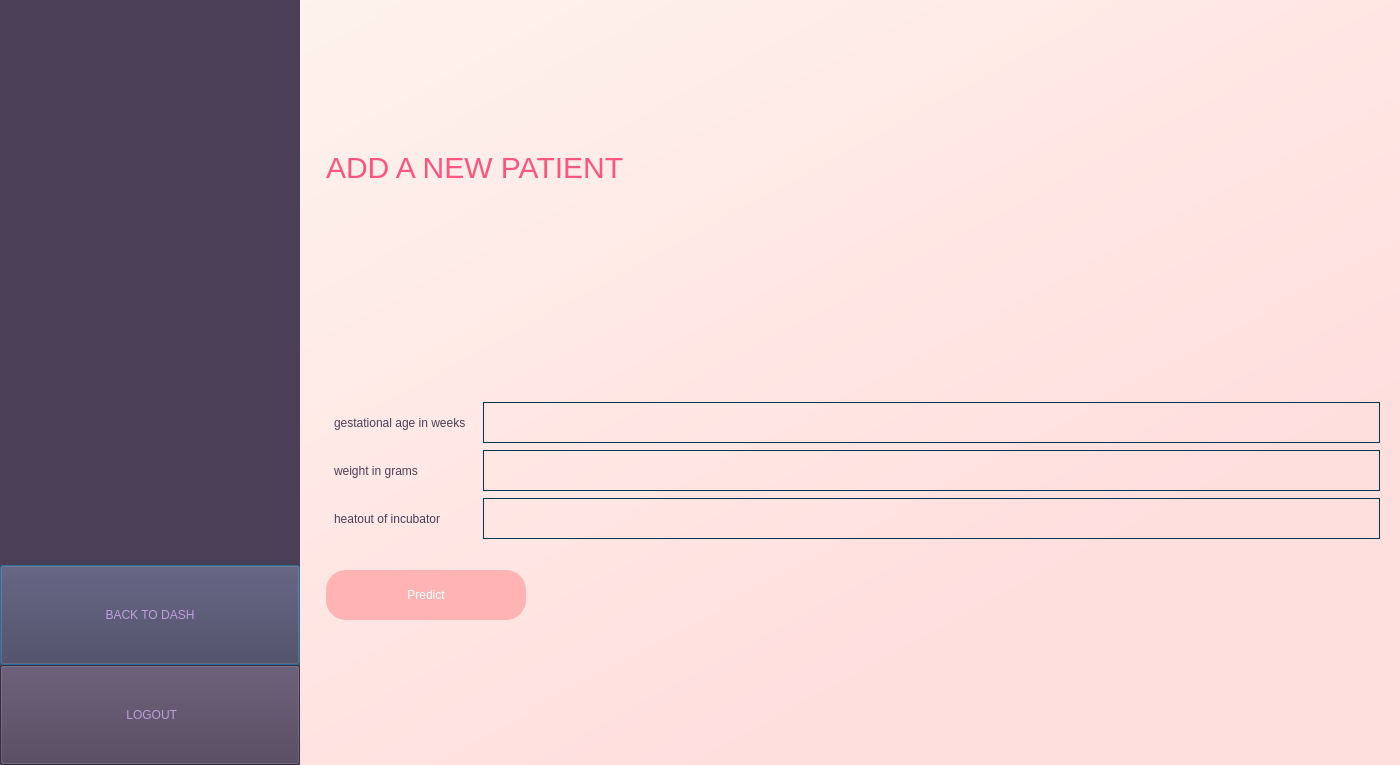
First picture: the form in incu_parameters/addpat.ui, repository Biancaa-R/Humidity-sensors-reading-prediction-and-Incubator-parameters-determination, before the edit.
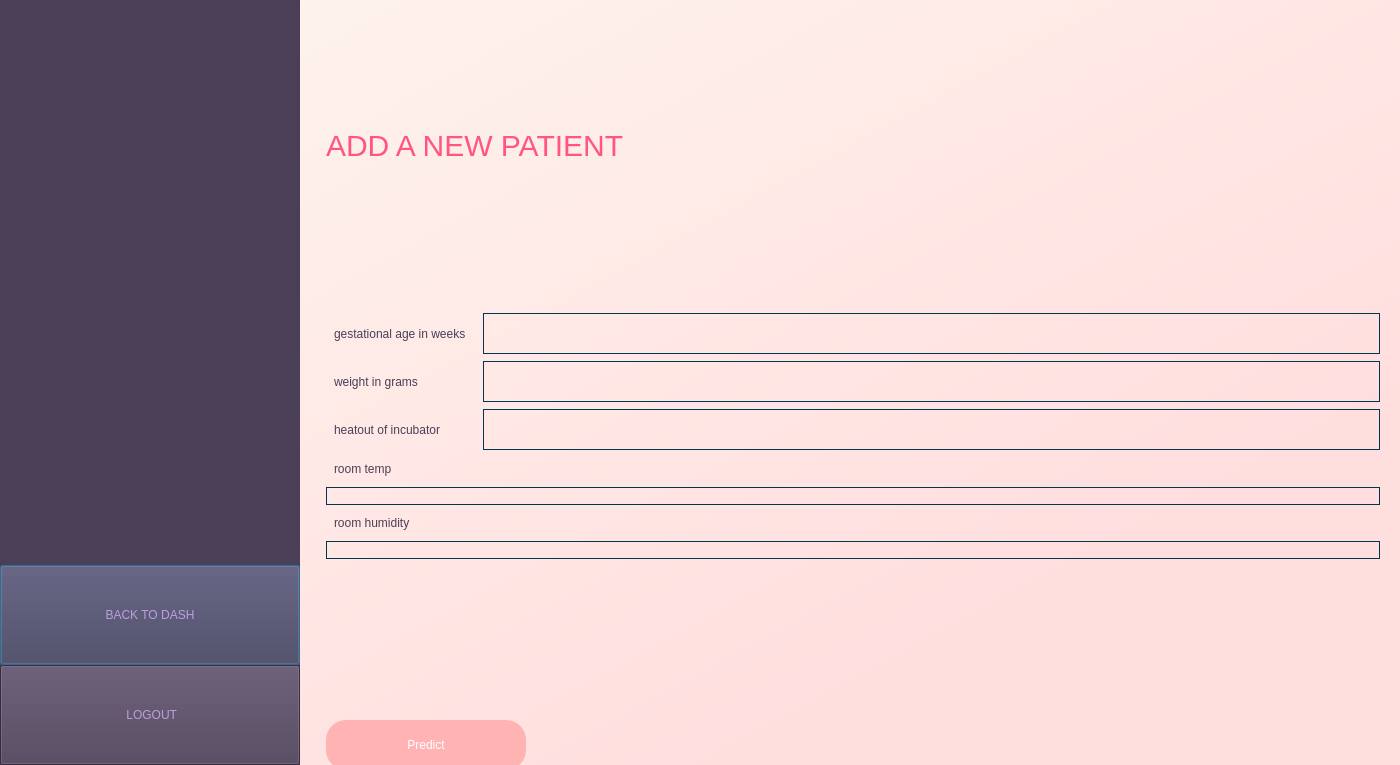
Second picture: the form after the edit. Icons and pictures are not drawn.

Patch:
```diff
--- a/incu_parameters/addpat.ui
+++ b/incu_parameters/addpat.ui
@@ -243,8 +243,8 @@
             <property name="spacing">
              <number>7</number>
             </property>
-            <item row="2" column="1">
-             <widget class="QLineEdit" name="heatout">
+            <item row="1" column="3">
+             <widget class="QLineEdit" name="weight1">
               <property name="minimumSize">
                <size>
                 <width>684</width>
@@ -261,45 +261,6 @@
               </property>
              </widget>
             </item>
-            <item row="2" column="0">
-             <widget class="QLabel" name="label_3">
-              <property name="minimumSize">
-               <size>
-                <width>150</width>
-                <height>40</height>
-               </size>
-              </property>
-              <property name="styleSheet">
-               <string notr="true">color:rgb(75, 62, 87);
-font: 14pt &quot;Calibri&quot;;
-margin : 5px;</string>
-              </property>
-              <property name="text">
-               <string>heatout of incubator</string>
-              </property>
-             </widget>
-            </item>
-            <item row="0" column="1">
-             <widget class="QLineEdit" name="age">
-              <property name="minimumSize">
-               <size>
-                <width>684</width>
-                <height>41</height>
-               </size>
-              </property>
-              <property name="styleSheet">
-               <string notr="true">background-color: rgba(0, 0, 0, 0);
-border:1px solid rgb(0, 55, 80);
-color: rgb(0, 55, 80);
-font: 75 12pt &quot;Calibri&quot; bold;
-
-</string>
-              </property>
-              <property name="text">
-               <string/>
-              </property>
-             </widget>
-            </item>
             <item row="0" column="0">
              <widget class="QLabel" name="label_5">
               <property name="minimumSize">
@@ -319,6 +280,24 @@
               </property>
              </widget>
             </item>
+            <item row="2" column="3">
+             <widget class="QLineEdit" name="heatout1">
+              <property name="minimumSize">
+               <size>
+                <width>684</width>
+                <height>41</height>
+               </size>
+              </property>
+              <property name="styleSheet">
+               <string notr="true">background-color: rgba(0, 0, 0, 0);
+border:1px solid rgb(0, 55, 80);
+color: rgb(0, 55, 80);
+font: 75 12pt &quot;Calibri&quot; bold;
+
+</string>
+              </property>
+             </widget>
+            </item>
             <item row="1" column="0">
              <widget class="QLabel" name="label">
               <property name="minimumSize">
@@ -337,8 +316,8 @@
               </property>
              </widget>
             </item>
-            <item row="1" column="1">
-             <widget class="QLineEdit" name="weight">
+            <item row="0" column="3">
+             <widget class="QLineEdit" name="age1">
               <property name="minimumSize">
                <size>
                 <width>684</width>
@@ -353,22 +332,102 @@
 
 </string>
               </property>
+              <property name="text">
+               <string/>
+              </property>
              </widget>
             </item>
+            <item row="2" column="0">
+             <widget class="QLabel" name="label_3">
+              <property name="minimumSize">
+               <size>
+                <width>150</width>
+                <height>40</height>
+               </size>
+              </property>
+              <property name="styleSheet">
+               <string notr="true">color:rgb(75, 62, 87);
+font: 14pt &quot;Calibri&quot;;
+margin : 5px;</string>
+              </property>
+              <property name="text">
+               <string>heatout of incubator</string>
+              </property>
+             </widget>
+            </item>
+            <item row="3" column="0">
+             <widget class="QLabel" name="label_2">
+              <property name="styleSheet">
+               <string notr="true">color:rgb(75, 62, 87);
+font: 14pt &quot;Calibri&quot;;
+margin : 5px;</string>
+              </property>
+              <property name="text">
+               <string>room temp</string>
+              </property>
+             </widget>
+            </item>
+            <item row="3" column="1">
+             <layout class="QFormLayout" name="formLayout"/>
+            </item>
            </layout>
           </item>
           <item>
-           <spacer name="horizontalSpacer">
-            <property name="orientation">
-             <enum>Qt::Horizontal</enum>
-            </property>
-            <property name="sizeHint" stdset="0">
-             <size>
-              <width>40</width>
-              <height>20</height>
-             </size>
-            </property>
-           </spacer>
+           <layout class="QVBoxLayout" name="verticalLayout_3">
+            <item>
+             <widget class="QLineEdit" name="temp">
+              <property name="styleSheet">
+               <string notr="true">background-color: rgba(0, 0, 0, 0);
+border:1px solid rgb(0, 55, 80);
+color: rgb(0, 55, 80);
+font: 75 12pt &quot;Calibri&quot; bold;
+</string>
+              </property>
+             </widget>
+            </item>
+            <item>
+             <widget class="QLabel" name="label_4">
+              <property name="styleSheet">
+               <string notr="true">color:rgb(75, 62, 87);
+font: 14pt &quot;Calibri&quot;;
+margin : 5px;</string>
+              </property>
+              <property name="text">
+               <string>room humidity</string>
+              </property>
+             </widget>
+            </item>
+            <item>
+             <widget class="QLineEdit" name="hum">
+              <property name="enabled">
+               <bool>true</bool>
+              </property>
+              <property name="styleSheet">
+               <string notr="true">background-color: rgba(0, 0, 0, 0);
+border:1px solid rgb(0, 55, 80);
+color: rgb(0, 55, 80);
+font: 75 12pt &quot;Calibri&quot; bold;
+</string>
+              </property>
+             </widget>
+            </item>
+            <item>
+             <layout class="QHBoxLayout" name="horizontalLayout_2"/>
+            </item>
+            <item>
+             <spacer name="horizontalSpacer_2">
+              <property name="orientation">
+               <enum>Qt::Horizontal</enum>
+              </property>
+              <property name="sizeHint" stdset="0">
+               <size>
+                <width>40</width>
+                <height>150</height>
+               </size>
+              </property>
+             </spacer>
+            </item>
+           </layout>
           </item>
           <item>
            <widget class="QPushButton" name="predict">
@@ -398,19 +457,6 @@
             </property>
            </widget>
           </item>
-          <item>
-           <spacer name="horizontalSpacer_2">
-            <property name="orientation">
-             <enum>Qt::Horizontal</enum>
-            </property>
-            <property name="sizeHint" stdset="0">
-             <size>
-              <width>40</width>
-              <height>150</height>
-             </size>
-            </property>
-           </spacer>
-          </item>
          </layout>
         </item>
         <item>
```
